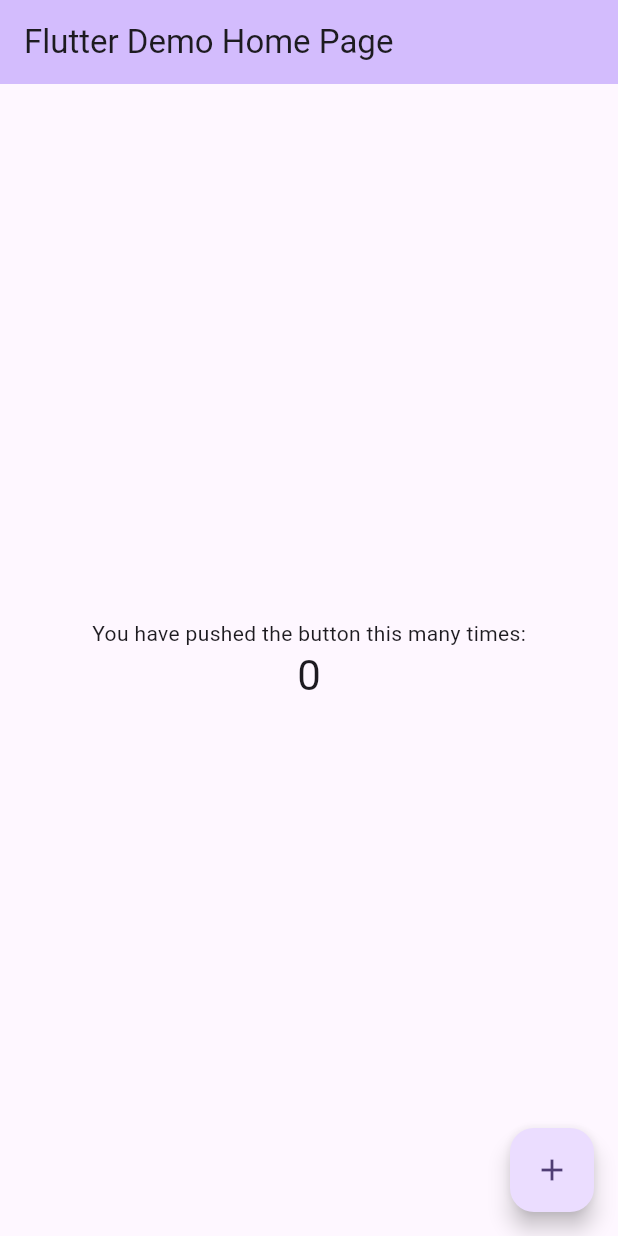
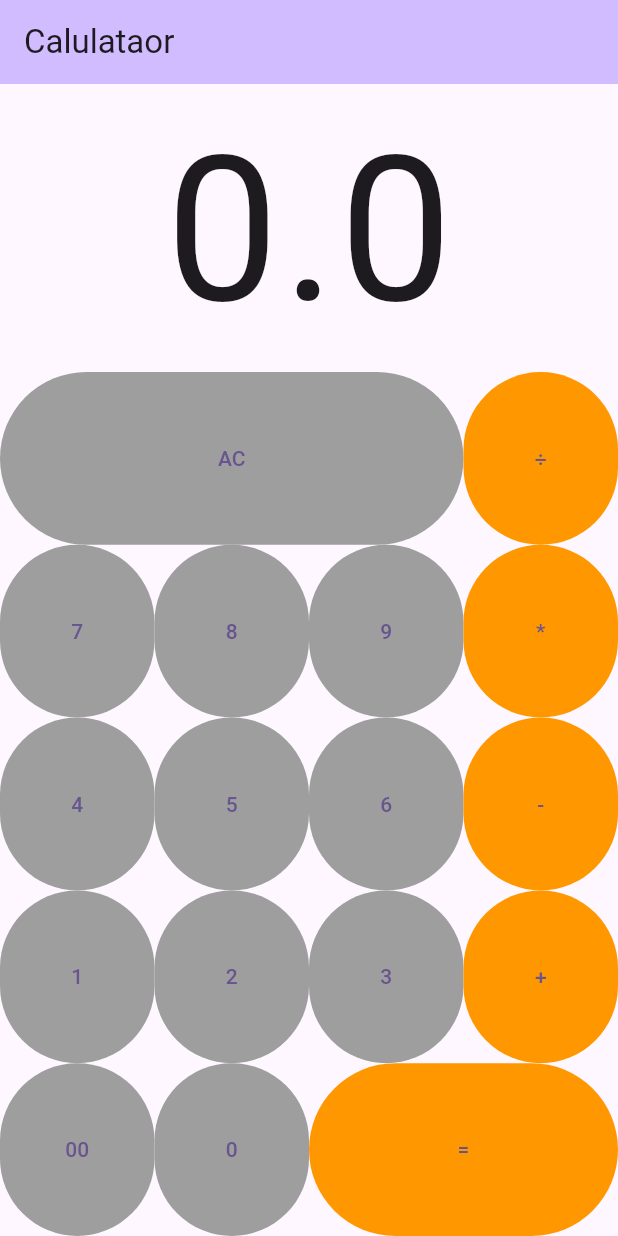
Before and after one commit to hiroki-kawada/flutter-calculator, a Flutter app: the screen it shows after launch, on a phone screen of 412 x 824 dp. Run offline on Flutter 3.47's test engine with Material 3 defaults, Android fonts, the phone set to English and light mode, and no system bars; our stand-ins replace flutter_riverpod, freezed_annotation.

Commit message:
電卓アプリ作成  - レイアウト修正  - 計算機能追加  - flutter_riverpod追加  - riverpod_annotation追加  - freezed_annotation追加  - build_runner追加  - freezed追加

```diff
--- a/lib/main.dart
+++ b/lib/main.dart
@@ -1,125 +1,204 @@
 import 'package:flutter/material.dart';
+import 'package:flutter_riverpod/flutter_riverpod.dart';
+import 'viewmodel.dart';
+import 'model.dart';
 
 void main() {
-  runApp(const MyApp());
+  runApp(const ProviderScope(child: MyApp()));
 }
 
-class MyApp extends StatelessWidget {
+class MyApp extends ConsumerWidget {
   const MyApp({super.key});
+  @override
+  Widget build(BuildContext context, WidgetRef ref) {
+    //　「ref.watch」を使用してプロバイダを監視
+    final state = ref.watch(viewModelProvider);
+    // 「ref.read」を使用してプロバイダの状態をユーザー操作で状態変更させる
+    final viewModel = ref.read(viewModelProvider.notifier);
 
-  // This widget is the root of your application.
+    return MaterialApp(
+        title: 'Flutter Demo',
+        theme: ThemeData(
+          colorScheme: ColorScheme.fromSeed(seedColor: Colors.deepPurple),
+          useMaterial3: true,
+        ),
+        home: Scaffold(
+          appBar: AppBar(
+            backgroundColor: Theme.of(context).colorScheme.inversePrimary,
+            title: const Text("Calulataor"),
+          ),
+          body: Column(
+            mainAxisAlignment: MainAxisAlignment.start,
+            children: [
+              TextField(model: state),
+              CalculatorKeyPad(viewmodel: viewModel)
+            ],
+          ),
+        ));
+  }
+}
+
+class TextField extends StatefulWidget {
+  final Model model;
+  const TextField({super.key, required this.model});
+
+  @override
+  State<StatefulWidget> createState() => _TextFieldState();
+}
+
+class _TextFieldState extends State<TextField> {
   @override
   Widget build(BuildContext context) {
-    return MaterialApp(
-      title: 'Flutter Demo',
-      theme: ThemeData(
-        // This is the theme of your application.
-        //
-        // TRY THIS: Try running your application with "flutter run". You'll see
-        // the application has a purple toolbar. Then, without quitting the app,
-        // try changing the seedColor in the colorScheme below to Colors.green
-        // and then invoke "hot reload" (save your changes or press the "hot
-        // reload" button in a Flutter-supported IDE, or press "r" if you used
-        // the command line to start the app).
-        //
-        // Notice that the counter didn't reset back to zero; the application
-        // state is not lost during the reload. To reset the state, use hot
-        // restart instead.
-        //
-        // This works for code too, not just values: Most code changes can be
-        // tested with just a hot reload.
-        colorScheme: ColorScheme.fromSeed(seedColor: Colors.deepPurple),
-        useMaterial3: true,
+    return Expanded(
+      flex: 1,
+      child: FittedBox(
+        fit: BoxFit.contain,
+        child: Text(widget.model.display),
       ),
-      home: const MyHomePage(title: 'Flutter Demo Home Page'),
     );
   }
 }
 
-class MyHomePage extends StatefulWidget {
-  const MyHomePage({super.key, required this.title});
-
-  // This widget is the home page of your application. It is stateful, meaning
-  // that it has a State object (defined below) that contains fields that affect
-  // how it looks.
-
-  // This class is the configuration for the state. It holds the values (in this
-  // case the title) provided by the parent (in this case the App widget) and
-  // used by the build method of the State. Fields in a Widget subclass are
-  // always marked "final".
-
-  final String title;
-
-  @override
-  State<MyHomePage> createState() => _MyHomePageState();
-}
-
-class _MyHomePageState extends State<MyHomePage> {
-  int _counter = 0;
-
-  void _incrementCounter() {
-    setState(() {
-      // This call to setState tells the Flutter framework that something has
-      // changed in this State, which causes it to rerun the build method below
-      // so that the display can reflect the updated values. If we changed
-      // _counter without calling setState(), then the build method would not be
-      // called again, and so nothing would appear to happen.
-      _counter++;
-    });
-  }
+class CalculatorKeyPad extends StatelessWidget {
+  final Viewmodel viewmodel;
+  const CalculatorKeyPad({super.key, required this.viewmodel});
 
   @override
   Widget build(BuildContext context) {
-    // This method is rerun every time setState is called, for instance as done
-    // by the _incrementCounter method above.
-    //
-    // The Flutter framework has been optimized to make rerunning build methods
-    // fast, so that you can just rebuild anything that needs updating rather
-    // than having to individually change instances of widgets.
-    return Scaffold(
-      appBar: AppBar(
-        // TRY THIS: Try changing the color here to a specific color (to
-        // Colors.amber, perhaps?) and trigger a hot reload to see the AppBar
-        // change color while the other colors stay the same.
-        backgroundColor: Theme.of(context).colorScheme.inversePrimary,
-        // Here we take the value from the MyHomePage object that was created by
-        // the App.build method, and use it to set our appbar title.
-        title: Text(widget.title),
-      ),
-      body: Center(
-        // Center is a layout widget. It takes a single child and positions it
-        // in the middle of the parent.
+    return Expanded(
+        flex: 3,
         child: Column(
-          // Column is also a layout widget. It takes a list of children and
-          // arranges them vertically. By default, it sizes itself to fit its
-          // children horizontally, and tries to be as tall as its parent.
-          //
-          // Column has various properties to control how it sizes itself and
-          // how it positions its children. Here we use mainAxisAlignment to
-          // center the children vertically; the main axis here is the vertical
-          // axis because Columns are vertical (the cross axis would be
-          // horizontal).
-          //
-          // TRY THIS: Invoke "debug painting" (choose the "Toggle Debug Paint"
-          // action in the IDE, or press "p" in the console), to see the
-          // wireframe for each widget.
-          mainAxisAlignment: MainAxisAlignment.center,
-          children: <Widget>[
-            const Text(
-              'You have pushed the button this many times:',
-            ),
-            Text(
-              '$_counter',
-              style: Theme.of(context).textTheme.headlineMedium,
-            ),
+          children: [
+            Expanded(
+                child: Row(
+              crossAxisAlignment: CrossAxisAlignment.stretch,
+              children: [
+                buildExpanded(
+                    flex: 3,
+                    color: Colors.grey,
+                    text: "AC",
+                    onPressed: () => viewmodel.clear()),
+                buildExpanded(
+                    flex: 1,
+                    color: Colors.orange,
+                    text: "÷",
+                    onPressed: () => viewmodel.setOperator("÷")),
+              ],
+            )),
+            Expanded(
+                child: Row(
+              crossAxisAlignment: CrossAxisAlignment.stretch,
+              children: [
+                buildExpanded(
+                    flex: 1,
+                    color: Colors.grey,
+                    text: "7",
+                    onPressed: () => viewmodel.enterNumber("7")),
+                buildExpanded(
+                    flex: 1,
+                    color: Colors.grey,
+                    text: "8",
+                    onPressed: () => viewmodel.enterNumber("8")),
+                buildExpanded(
+                    flex: 1,
+                    color: Colors.grey,
+                    text: "9",
+                    onPressed: () => viewmodel.enterNumber("9")),
+                buildExpanded(
+                    flex: 1,
+                    color: Colors.orange,
+                    text: "*",
+                    onPressed: () => viewmodel.setOperator("*")),
+              ],
+            )),
+            Expanded(
+                child: Row(
+              crossAxisAlignment: CrossAxisAlignment.stretch,
+              children: [
+                buildExpanded(
+                    flex: 1,
+                    color: Colors.grey,
+                    text: "4",
+                    onPressed: () => viewmodel.enterNumber("4")),
+                buildExpanded(
+                    flex: 1,
+                    color: Colors.grey,
+                    text: "5",
+                    onPressed: () => viewmodel.enterNumber("5")),
+                buildExpanded(
+                    flex: 1,
+                    color: Colors.grey,
+                    text: "6",
+                    onPressed: () => viewmodel.enterNumber("6")),
+                buildExpanded(
+                    flex: 1,
+                    color: Colors.orange,
+                    text: "-",
+                    onPressed: () => viewmodel.setOperator("-")),
+              ],
+            )),
+            Expanded(
+                child: Row(
+              crossAxisAlignment: CrossAxisAlignment.stretch,
+              children: [
+                buildExpanded(
+                    flex: 1,
+                    color: Colors.grey,
+                    text: "1",
+                    onPressed: () => viewmodel.enterNumber("1")),
+                buildExpanded(
+                    flex: 1,
+                    color: Colors.grey,
+                    text: "2",
+                    onPressed: () => viewmodel.enterNumber("2")),
+                buildExpanded(
+                    flex: 1,
+                    color: Colors.grey,
+                    text: "3",
+                    onPressed: () => viewmodel.enterNumber("3")),
+                buildExpanded(
+                    flex: 1,
+                    color: Colors.orange,
+                    text: "+",
+                    onPressed: () => viewmodel.setOperator("+")),
+              ],
+            )),
+            Expanded(
+                child: Row(
+              crossAxisAlignment: CrossAxisAlignment.stretch,
+              children: [
+                buildExpanded(
+                    flex: 1,
+                    color: Colors.grey,
+                    text: "00",
+                    onPressed: () => viewmodel.enterNumber("00")),
+                buildExpanded(
+                    flex: 1,
+                    color: Colors.grey,
+                    text: "0",
+                    onPressed: () => viewmodel.enterNumber("0")),
+                buildExpanded(
+                    flex: 2,
+                    color: Colors.orange,
+                    text: "=",
+                    onPressed: () => viewmodel.calulataor()),
+              ],
+            )),
           ],
-        ),
-      ),
-      floatingActionButton: FloatingActionButton(
-        onPressed: _incrementCounter,
-        tooltip: 'Increment',
-        child: const Icon(Icons.add),
-      ), // This trailing comma makes auto-formatting nicer for build methods.
-    );
+        ));
   }
 }
+
+// ボタンWidget
+Widget buildExpanded(
+    {required int flex,
+    required Color color,
+    required String text,
+    required VoidCallback onPressed}) {
+  return Expanded(
+      flex: flex,
+      child: TextButton(
+          onPressed: onPressed,
+          style: TextButton.styleFrom(backgroundColor: color),
+          child: Text(text)));
+}
--- /dev/null
+++ b/lib/model.dart
@@ -0,0 +1,26 @@
+// 「@freezed」を使用するためのインポート文
+import 'package:freezed_annotation/freezed_annotation.dart';
+
+// 自動生成するdartファイルを記述
+// 「ファイル名と同じ名称」+「.freezed.dart」にしないとファイルを自動生成されない。
+// Freezedで生成されるデータクラス
+part 'model.freezed.dart';
+
+// 「freezed」データクラスと必要な機能を自動生成してくれるパッケージのこと
+// freezedでコード生成するために「@freezed」を記述
+@freezed
+class Model with _$Model {
+  const factory Model({
+    required String display,
+    double? firstOperand,
+    double? secondOperand,
+    String? operator,
+  }) = _Model;
+
+  factory Model.initial() => const Model(
+        display: "0.0",
+        firstOperand: null,
+        secondOperand: null,
+        operator: null,
+      );
+}
--- a/pubspec.yaml
+++ b/pubspec.yaml
@@ -30,6 +30,9 @@ environment:
 dependencies:
   flutter:
     sdk: flutter
+  flutter_riverpod: ^2.6.1
+  riverpod_annotation: ^2.6.1
+  freezed_annotation: ^2.4.4
 
 
   # The following adds the Cupertino Icons font to your application.
@@ -37,6 +40,8 @@ dependencies:
   cupertino_icons: ^1.0.8
 
 dev_dependencies:
+  build_runner: ^2.4.13
+  freezed: ^2.5.7
   flutter_test:
     sdk: flutter
 
```
Also changed, not shown: lib/viewmodel.dart (added, +81 -0 lines), lib/model.freezed.dart (added), pubspec.lock.
